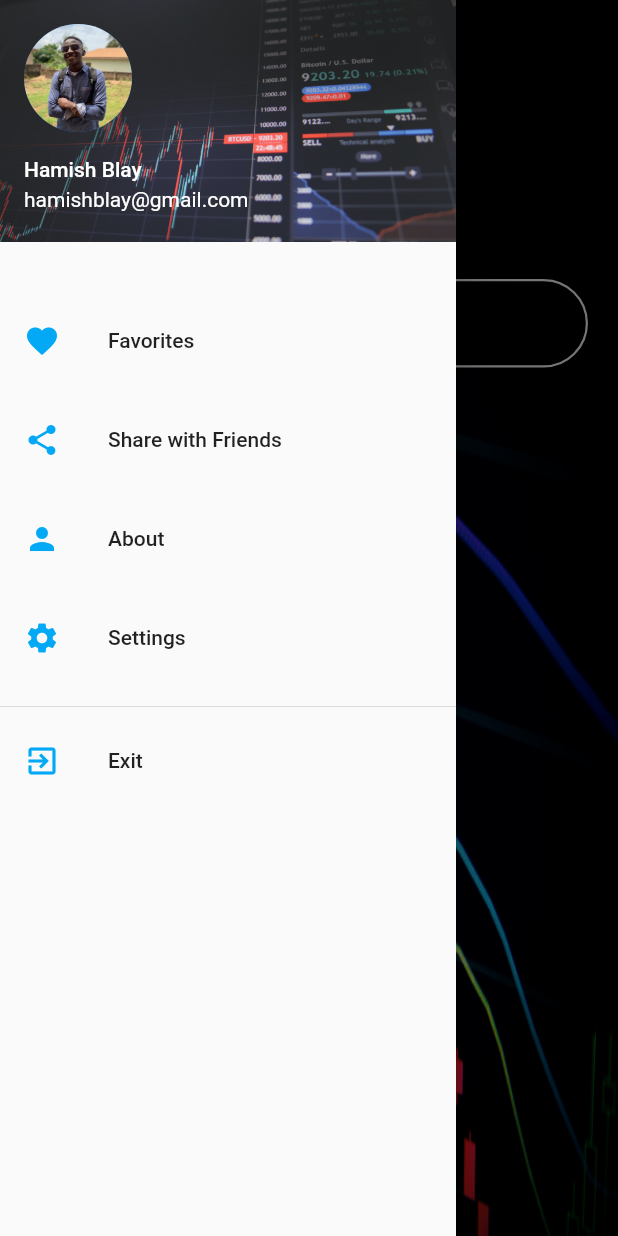
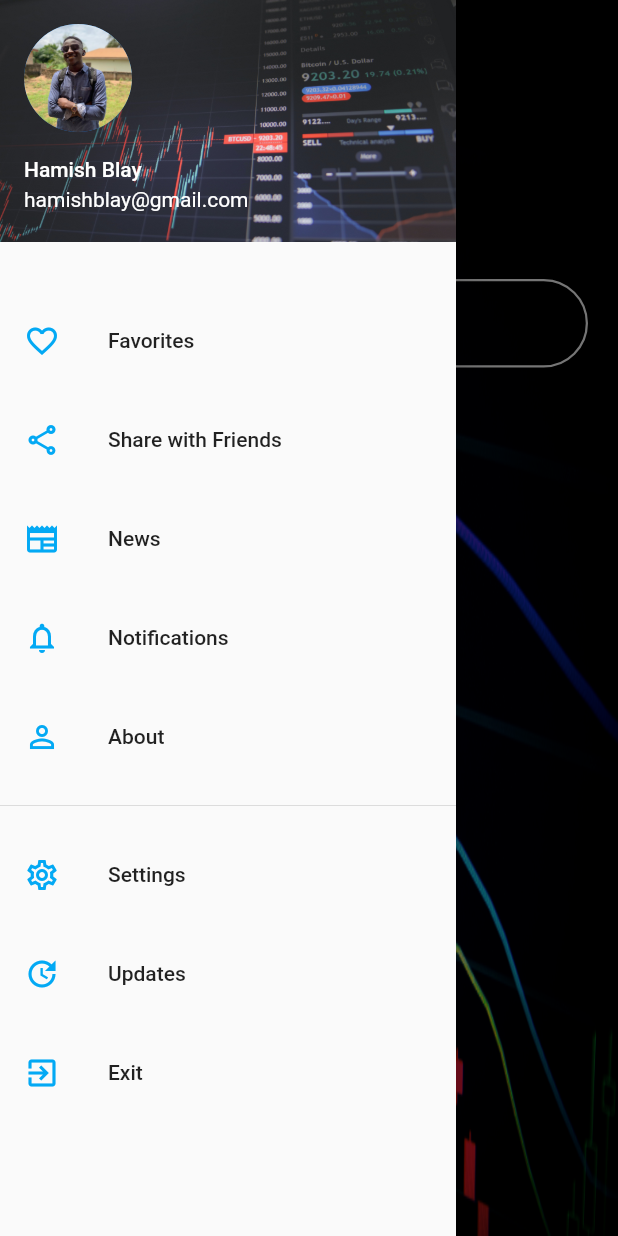
Before and after one commit to MishB1/Stock-predictor, a Flutter app: the screen it shows after launch, with the side drawer open, on a phone screen of 412 x 824 dp. Run offline on Flutter 3.47's test engine with Material 2 defaults, Android fonts, the phone set to English and light mode, and no system bars.

Commit message:
NavBar updated

```diff
--- a/lib/NavBar.dart
+++ b/lib/NavBar.dart
@@ -1,4 +1,4 @@
-import 'package:flutter/material.dart';
+  import 'package:flutter/material.dart';
 
 class NavBar extends StatelessWidget {
   const NavBar({super.key});
@@ -30,34 +30,54 @@ class NavBar extends StatelessWidget {
           ),
           SizedBox(height: 30,),
           ListTile(
-            leading: Icon(Icons.favorite, color: Colors.lightBlue,),
+            leading: Icon(Icons.favorite_outline, color: Colors.lightBlue,),
             title: Text('Favorites'),
-            onTap: () => null,
+            onTap: () {},
           ),
           SizedBox(height: 10,),
           ListTile(
-            leading: Icon(Icons.share, color: Colors.lightBlue,),
+            leading: Icon(Icons.share_outlined, color: Colors.lightBlue,),
             title: Text('Share with Friends'),
-            onTap: () => null,
+            onTap: () {},
           ),
           SizedBox(height: 10,),
           ListTile(
-            leading: Icon(Icons.person, color: Colors.lightBlue,),
-            title: Text('About'),
-            onTap: () => null,
+            leading: Icon(Icons.newspaper_outlined, color: Colors.lightBlue,),
+            title: Text('News'),
+            onTap: () {},
           ),
           SizedBox(height: 10,),
           ListTile(
-            leading: Icon(Icons.settings, color: Colors.lightBlue,),
-            title: Text('Settings'),
-            onTap: () => null,
+            leading: Icon(Icons.notifications_outlined, color: Colors.lightBlue,),
+            title: Text('Notifications'),
+            onTap: () {},
           ),
           SizedBox(height: 10,),
+          ListTile(
+            leading: Icon(Icons.person_outline, color: Colors.lightBlue,),
+            title: Text('About'),
+            onTap: () {},
+          ),
+
+          SizedBox(height: 10,),
           Divider(),
+          SizedBox(height: 10,),
+          ListTile(
+            leading: Icon(Icons.settings_outlined, color: Colors.lightBlue,),
+            title: Text('Settings'),
+            onTap: () {},
+          ),
+          SizedBox(height: 10,),
+          ListTile(
+            leading: Icon(Icons.update_outlined, color: Colors.lightBlue,),
+            title: Text('Updates'),
+            onTap: () {},
+          ),
+          SizedBox(height: 10,),
           ListTile(
             leading: Icon(Icons.exit_to_app, color: Colors.lightBlue,),
             title: Text('Exit'),
-            onTap: () => null,
+            onTap: () {},
           ),
         ],
       ),
--- a/lib/main.dart
+++ b/lib/main.dart
@@ -4,8 +4,8 @@ import 'package:stock_predictor/NavBar.dart';
 
 void main() => runApp(
   MaterialApp(
-     debugShowCheckedModeBanner: false,
-     home: Homepage(),
+    debugShowCheckedModeBanner: false,
+    home: Homepage(),
   )
 );
 
@@ -24,10 +24,6 @@ class _HomepageState extends State<Homepage> {
       drawer: NavBar(),
       appBar: AppBar(
         backgroundColor: Colors.black, systemOverlayStyle: SystemUiOverlayStyle.light,
-        /*leading: IconButton(
-          icon: Icon(Icons.menu, color: Colors.white,),
-          onPressed: () {},
-        ),*/
       ),
 
       body: Container(
@@ -62,8 +58,8 @@ class _HomepageState extends State<Homepage> {
                     ),
                   ),
                 ]
-            ),
-           )
+              ),
+            )
           ],
         ),
       ),
```
Also changed, not shown: 1 other file.
